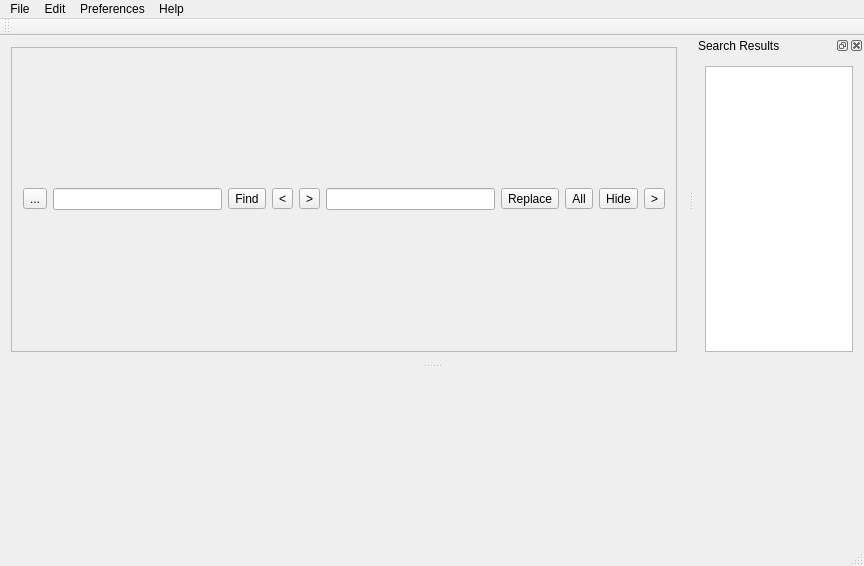
Old version of the form mainwindow.ui in the repository ic005k/Xplist.
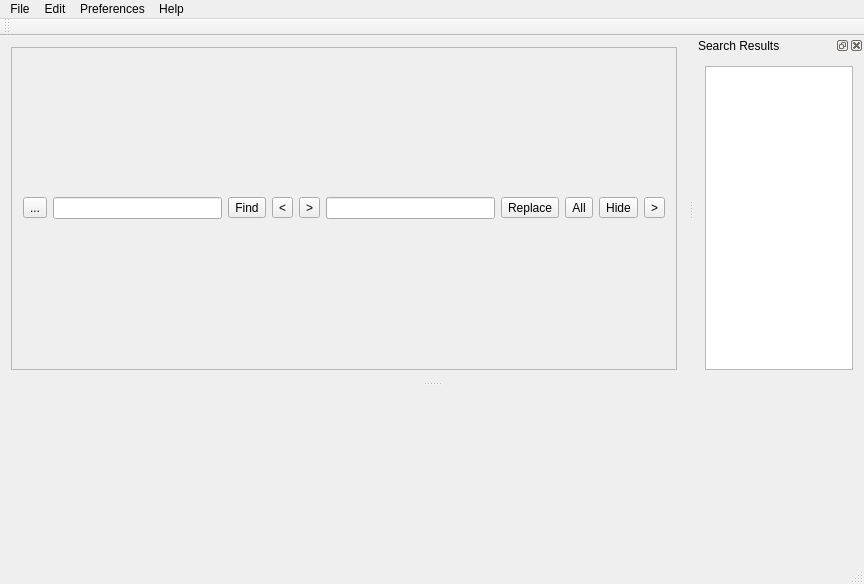
New version of the form. Icons and pictures are not drawn.

The edit to the form file:
```diff
--- a/mainwindow.ui
+++ b/mainwindow.ui
@@ -7,7 +7,7 @@
     <x>0</x>
     <y>0</y>
     <width>864</width>
-    <height>566</height>
+    <height>584</height>
    </rect>
   </property>
   <property name="minimumSize">
```
